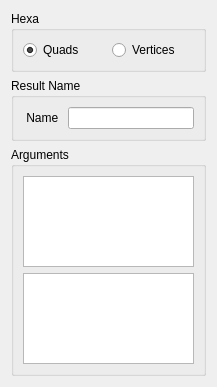
Before: the Qt Designer form src/HEXABLOCKGUI/Hexa_QTD.ui in SalomePlatform/hexablock, drawn with Qt 5.
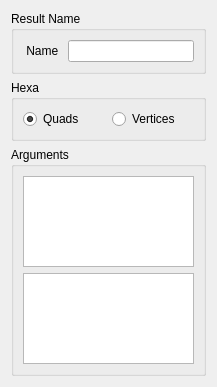
After: the same form once the commit is applied.

```diff
--- a/src/HEXABLOCKGUI/Hexa_QTD.ui
+++ b/src/HEXABLOCKGUI/Hexa_QTD.ui
@@ -14,50 +14,6 @@
    <string>Dialog</string>
   </property>
   <layout class="QVBoxLayout" name="verticalLayout">
-   <item>
-    <widget class="QGroupBox" name="groupBox_2">
-     <property name="sizePolicy">
-      <sizepolicy hsizetype="Preferred" vsizetype="Fixed">
-       <horstretch>0</horstretch>
-       <verstretch>0</verstretch>
-      </sizepolicy>
-     </property>
-     <property name="title">
-      <string>Hexa</string>
-     </property>
-     <layout class="QHBoxLayout" name="horizontalLayout_5">
-      <item>
-       <widget class="QRadioButton" name="quads_rb">
-        <property name="sizePolicy">
-         <sizepolicy hsizetype="Expanding" vsizetype="Fixed">
-          <horstretch>0</horstretch>
-          <verstretch>0</verstretch>
-         </sizepolicy>
-        </property>
-        <property name="text">
-         <string>Quads</string>
-        </property>
-        <property name="checked">
-         <bool>true</bool>
-        </property>
-       </widget>
-      </item>
-      <item>
-       <widget class="QRadioButton" name="vertices_rb">
-        <property name="sizePolicy">
-         <sizepolicy hsizetype="Expanding" vsizetype="Fixed">
-          <horstretch>0</horstretch>
-          <verstretch>0</verstretch>
-         </sizepolicy>
-        </property>
-        <property name="text">
-         <string>Vertices</string>
-        </property>
-       </widget>
-      </item>
-     </layout>
-    </widget>
-   </item>
    <item>
     <widget class="QGroupBox" name="groupBox_3">
      <property name="title">
@@ -90,6 +46,50 @@
      </layout>
     </widget>
    </item>
+   <item>
+    <widget class="QGroupBox" name="groupBox_2">
+     <property name="sizePolicy">
+      <sizepolicy hsizetype="Preferred" vsizetype="Fixed">
+       <horstretch>0</horstretch>
+       <verstretch>0</verstretch>
+      </sizepolicy>
+     </property>
+     <property name="title">
+      <string>Hexa</string>
+     </property>
+     <layout class="QHBoxLayout" name="horizontalLayout_5">
+      <item>
+       <widget class="QRadioButton" name="quads_rb">
+        <property name="sizePolicy">
+         <sizepolicy hsizetype="Expanding" vsizetype="Fixed">
+          <horstretch>0</horstretch>
+          <verstretch>0</verstretch>
+         </sizepolicy>
+        </property>
+        <property name="text">
+         <string>Quads</string>
+        </property>
+        <property name="checked">
+         <bool>true</bool>
+        </property>
+       </widget>
+      </item>
+      <item>
+       <widget class="QRadioButton" name="vertices_rb">
+        <property name="sizePolicy">
+         <sizepolicy hsizetype="Expanding" vsizetype="Fixed">
+          <horstretch>0</horstretch>
+          <verstretch>0</verstretch>
+         </sizepolicy>
+        </property>
+        <property name="text">
+         <string>Vertices</string>
+        </property>
+       </widget>
+      </item>
+     </layout>
+    </widget>
+   </item>
    <item>
     <widget class="QGroupBox" name="groupBox">
      <property name="title">
```
